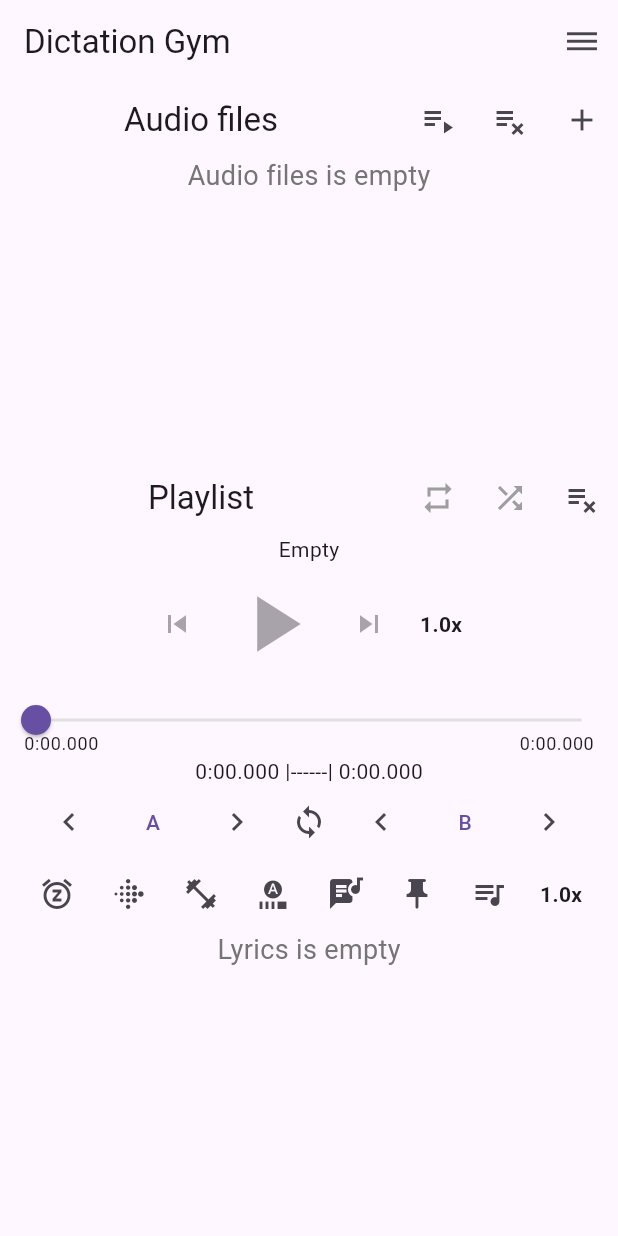
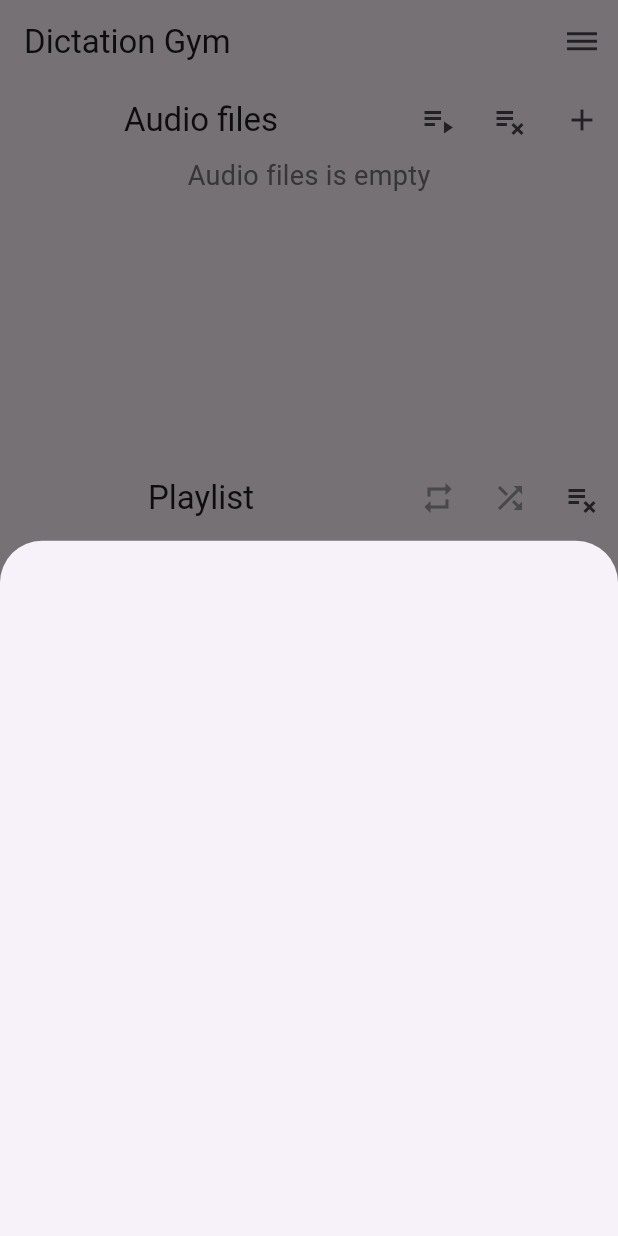
Before and after one commit to jimmyliow/dictation-gym, a Flutter app: the screen it shows after launch, after a tap on the "queue music" icon, on a phone screen of 412 x 824 dp. Run offline on Flutter 3.47's test engine with Material 3 defaults, Android fonts, the phone set to English and light mode, and no system bars; our stand-ins replace file_picker, just_audio, just_audio_background, permission_handler, rxdart; missing offline and left inert: audio_session, just_audio_media_kit.

Commit message:
feat: show playlist in buttomsheet.

```diff
--- a/lib/main.dart
+++ b/lib/main.dart
@@ -490,27 +490,8 @@ class MyAppState extends State<MyApp> with WidgetsBindingObserver {
                       fromLrc();
                     },
                   ),
-                  IconButton(
-                    icon: const Icon(Icons.push_pin),
-                    onPressed: () {},
-                  ),
-
-                  IconButton(
-                    icon: const Icon(Icons.queue_music),
-                    onPressed: () {
-                      showSliderDialog(
-                        context: context,
-                        title: "Adjust speed",
-                        divisions: 20,
-                        min: 0.2,
-                        max: 2.0,
-                        value: _player.speed,
-                        stream: _player.speedStream,
-                        onChanged: _player.setSpeed,
-                      );
-                    },
-                  ),
-                  ShowPlaylistButton(_player),
+                  PlaylistButton(_player),
+                  SpeedButton(_player),
                 ],
               ),
 
@@ -818,13 +799,73 @@ class MyAppState extends State<MyApp> with WidgetsBindingObserver {
     _player.setAudioSources(playlist);
   }
 }
+//
+class PlaylistButton extends StatelessWidget {
+  final AudioPlayer _player;
+  const PlaylistButton(this._player, {super.key});
 
+  @override
+  Widget build(BuildContext context) {
+    return IconButton(
+        onPressed: () {
+          showModalBottomSheet<void>(
+            context: context,
+            builder: (BuildContext context) {
+              return SizedBox( // playlist
+                height: 500,
+                child: StreamBuilder<SequenceState?>(
+                  stream: _player.sequenceStateStream,
+                  builder: (context, snapshot) {
+                    final state = snapshot.data;
+                    final sequence = state?.sequence ?? [];
+                    return ReorderableListView(
+                      onReorder: (int oldIndex, int newIndex) {
+                        if (oldIndex < newIndex) newIndex--;
+                        _player.moveAudioSource(oldIndex, newIndex);
+                      },
+                      children: [
+                        for (var i = 0; i < sequence.length; i++)
+                          Dismissible(
+                            key: ValueKey(sequence[i]),
+                            background: Container(
+                              color: Colors.redAccent,
+                              alignment: Alignment.centerRight,
+                              child: const Padding(
+                                padding: EdgeInsets.only(right: 8.0),
+                                child: Icon(Icons.delete, color: Colors.white),
+                              ),
+                            ),
+                            onDismissed: (dismissDirection) =>
+                                _player.removeAudioSourceAt(i),
+                            child: Material(
+                              color: i == state!.currentIndex
+                                  ? Colors.grey.shade300
+                                  : null,
+                              child: ListTile(
+                                title: Text(sequence[i].tag.title as String),
+                                onTap: () => _player
+                                    .seek(Duration.zero, index: i)
+                                    .catchError((e, st) {}),
+                              ),
+                            ),
+                          ),
+                      ],
+                    );
+                  },
+                ),
+              );
+            },
+          );
+        },
+        icon: const Icon(Icons.queue_music));
+  }
+}
 //
 enum SingingCharacter { lafayette, jefferson }
 
-class ShowPlaylistButton extends StatelessWidget {
+class SpeedButton extends StatelessWidget {
   final AudioPlayer player;
-  const ShowPlaylistButton(this.player, {super.key});
+  const SpeedButton(this.player, {super.key});
 
   @override
   Widget build(BuildContext context) {
@@ -858,6 +899,30 @@ class ShowPlaylistButton extends StatelessWidget {
                         title: const Text('0.4'),
                         leading: Radio(
                           value: 0.4,
+                          groupValue: [0.2, 0.4],
+                          onChanged: (v) {},
+                        ),
+                      ),
+                      ListTile(
+                        title: const Text('0.6'),
+                        leading: Radio(
+                          value: 0.6,
+                          groupValue: [0.2, 0.4],
+                          onChanged: (v) {},
+                        ),
+                      ),
+                      ListTile(
+                        title: const Text('0.8'),
+                        leading: Radio(
+                          value: 0.8,
+                          groupValue: [0.2, 0.4],
+                          onChanged: (v) {},
+                        ),
+                      ),
+                      ListTile(
+                        title: const Text('1.0'),
+                        leading: Radio(
+                          value: 1.0,
                           groupValue: [0.2, 0.4],
                           onChanged: (v) {},
                         ),
```
